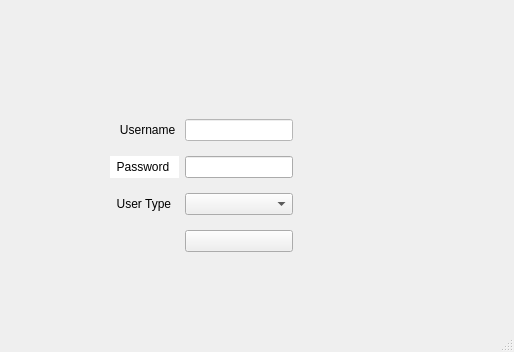
This is ui/UiLoginPage.ui in sanket1211996/HawkEye as Qt 5 draws it before an edit. The edited form follows.
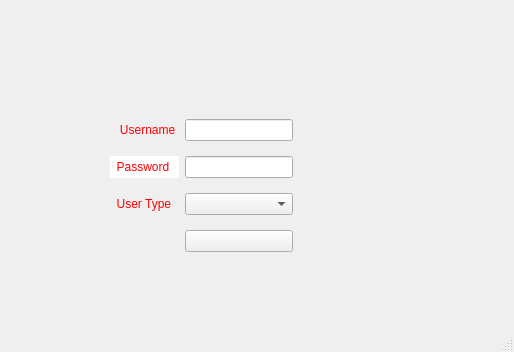
This is the edited form. Icons and pictures are not drawn.

Commit message: Login Page And User Page connected,sql backend connected Video and Webcam Working #Issue at the end of video file ,code crashes

What changed in the file:
```diff
--- a/ui/UiLoginPage.ui
+++ b/ui/UiLoginPage.ui
@@ -32,7 +32,19 @@
    <bool>false</bool>
   </property>
   <property name="styleSheet">
-   <string notr="true"/>
+   <string notr="true">QWidget{
+background-image: url(:/images/images/LoginPageBackground.jpg);
+}
+
+QLabel{
+	color: rgb(255, 0, 0);
+	font: 75 10pt &quot;Arial&quot;;
+}
+
+QLineEdit{
+	color: rgb(255, 255, 255);
+}
+</string>
   </property>
   <widget class="QWidget" name="centralwidget">
    <widget class="QLabel" name="label">
@@ -74,7 +86,7 @@
      <item row="0" column="1">
       <widget class="QLineEdit" name="lineEdit_UserName">
        <property name="styleSheet">
-        <string notr="true">background-color: rgb(255, 255, 255);</string>
+        <string notr="true"/>
        </property>
       </widget>
      </item>
```
The commit also changes 8 other files.
